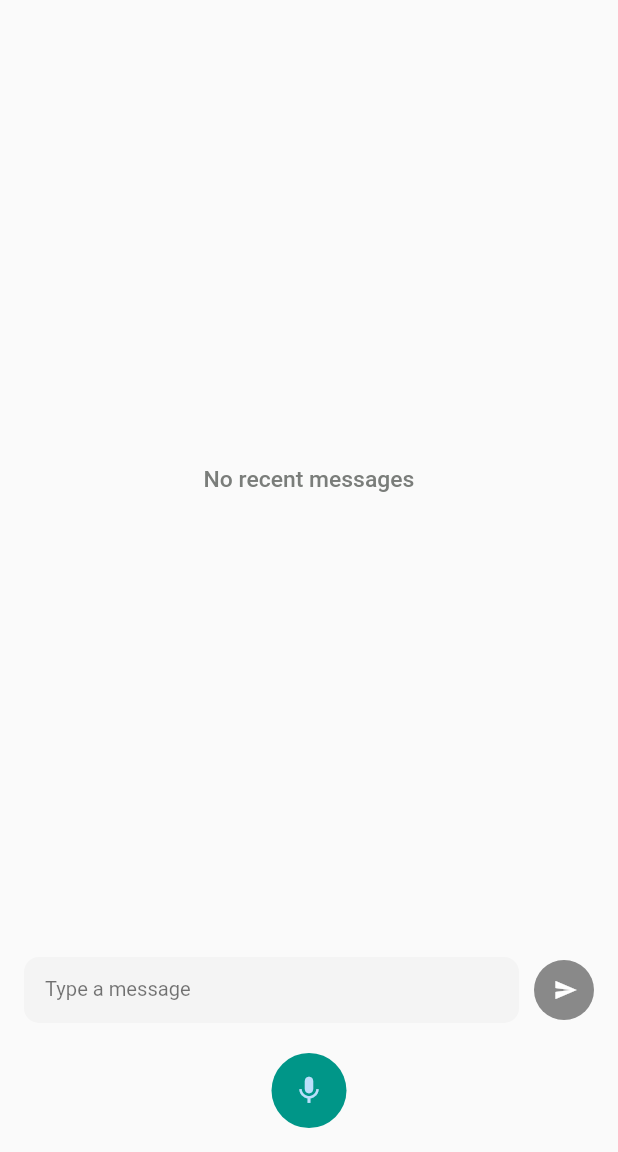
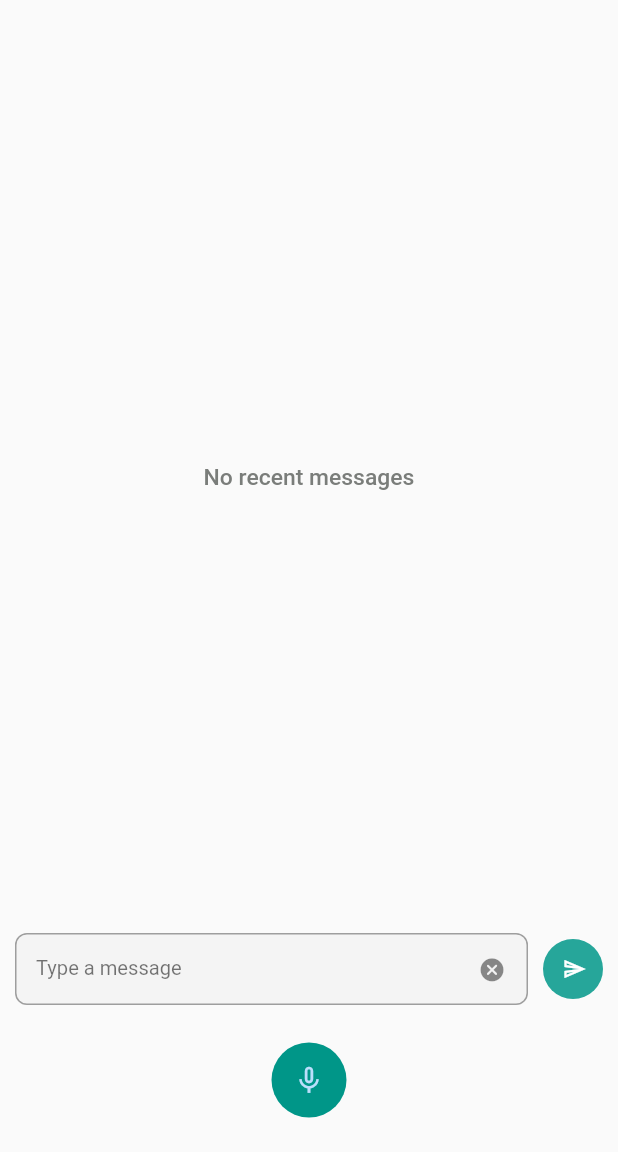
Before and after one commit to rishal-ahmed/gritstone-test, a Flutter app: the screen it shows after launch, on a phone screen of 412 x 824 dp, the part 84-1236 px from its top. Run offline on Flutter 3.47's test engine with Material 2 defaults, Android fonts, the light colour scheme and no system bars; drawn by our look-alikes of avatar_glow; our stand-ins replace flutter_riverpod, flutter_tts, freezed_annotation, hive, hive_flutter, responsive_sizer and 1 more; accounts and stored records are empty; generated files the repository leaves out were written again.

Commit message:
Home ~ UI & f(x) - Speech to Text -> Integrated!

```diff
--- a/lib/domain/provider/message/message_provider.dart
+++ b/lib/domain/provider/message/message_provider.dart
@@ -9,8 +9,18 @@ class MessageProvider {
 
   //* ==--==--==--==-- Get Messages --==--==--==--==
   static final messages =
-      StateNotifierProvider<MessageNotifier, MessageState>((ref) {
+      StateNotifierProvider.autoDispose<MessageNotifier, MessageState>((ref) {
     return MessageNotifier()..emit(const MessageEvent.messages());
+  });
+
+  //* ==--==--==--==-- Is Listening --==--==--==--==
+  static final isListening = StateProvider.autoDispose<bool>((ref) {
+    return false;
+  });
+
+  //* ==--==--==--==-- Recognized Value --==--==--==--==
+  static final recognizedValue = StateProvider.autoDispose<String>((ref) {
+    return '';
   });
 
   //* ==--==--==--==-- From Key --==--==--==--==
@@ -20,7 +30,7 @@ class MessageProvider {
 
   //? ==--==--==--==-- Form Controllers --==--==--==--==
   static final messageController =
-      Provider.autoDispose<TextEditingController>((ref) {
+      StateProvider<TextEditingController>((ref) {
     return TextEditingController();
   });
 }
--- a/lib/presentation/screens/home/screen_home.dart
+++ b/lib/presentation/screens/home/screen_home.dart
@@ -1,5 +1,7 @@
 import 'dart:developer';
 
+import 'package:avatar_glow/avatar_glow.dart';
+import 'package:flutter/cupertino.dart';
 import 'package:flutter/material.dart';
 import 'package:flutter_riverpod/flutter_riverpod.dart';
 import 'package:gritstone_test/application/message/message_event.dart';
@@ -9,6 +11,7 @@ import 'package:gritstone_test/core/constant/names.dart';
 import 'package:gritstone_test/core/constant/sizes.dart';
 import 'package:gritstone_test/domain/models/message/message_model.dart';
 import 'package:gritstone_test/domain/provider/message/message_provider.dart';
+import 'package:gritstone_test/domain/utils/accessibility/accessibility_utils.dart';
 import 'package:gritstone_test/domain/utils/converter/converter_utils.dart';
 import 'package:gritstone_test/domain/utils/text/text_utils.dart';
 import 'package:gritstone_test/domain/utils/validator/validator_utils.dart';
@@ -73,7 +76,17 @@ class ScreenHome extends ConsumerWidget {
       ),
       body: SafeArea(
         child: Padding(
-          padding: const EdgeInsets.all(16.0),
+          padding: const EdgeInsets.all(10.0),
+          child: Column(
+            children: [
+              Consumer(
+                builder: (context, ref, _) {
+                  //* ~~~~~~ Listening ~ State ~~~~~~
+                  final bool isListening =
+                      ref.watch(MessageProvider.isListening);
+
+                  if (!isListening) {
+                    return Expanded(
                       child: Column(
                         children: [
                           //* ==--==--==--==-- Messages --==--==--==--==
@@ -87,17 +100,23 @@ class ScreenHome extends ConsumerWidget {
                                 //? Loading..
                                 if (state.isLoading) {
                                   return const Center(
-                          child: CircularProgressIndicator.adaptive());
+                                      child:
+                                          CircularProgressIndicator.adaptive());
                                 }
 
                                 //? Empty
                                 if (state.messages.isEmpty) {
                                   return Center(
+                                    child: Padding(
+                                      padding: const EdgeInsets.only(top: 20),
                                       child: Text(
                                         'No recent messages',
                                         textAlign: TextAlign.center,
-                          style: TextUtils.theme(context).bodyLarge?.copyWith(
+                                        style: TextUtils.theme(context)
+                                            .bodyLarge
+                                            ?.copyWith(
                                               color: kColorLight3,
+                                            ),
                                       ),
                                     ),
                                   );
@@ -105,10 +124,12 @@ class ScreenHome extends ConsumerWidget {
 
                                 return ListView.separated(
                                   itemBuilder: (context, index) {
-                        final MessageModel message = state.messages[index];
+                                    final MessageModel message =
+                                        state.messages[index];
 
                                     //* ==--==-- Message Widget --==--==
-                        return MessageWidget(message: message, index: index);
+                                    return MessageWidget(
+                                        message: message, index: index);
                                   },
                                   separatorBuilder: (context, index) {
                                     return kHeight10;
@@ -119,22 +140,71 @@ class ScreenHome extends ConsumerWidget {
                             ),
                           ),
                           kHeight15,
+                        ],
+                      ),
+                    );
+                  } else {
+                    //* ==--==--==-- Voice Recognition ~ Text --==--==--==
+                    return Consumer(
+                      builder: (_, WidgetRef ref, __) {
+                        //* ~~~~~~ Recogninzed Value ~ State ~~~~~~
+                        final String value =
+                            ref.watch(MessageProvider.recognizedValue);
+                        return Expanded(
+                          child: Padding(
+                            padding: const EdgeInsets.only(top: 16),
+                            child: Text(
+                              value,
+                              textAlign: TextAlign.center,
+                              style: TextUtils.theme(context)
+                                  .headlineMedium
+                                  ?.copyWith(
+                                    color: kBlack,
+                                  ),
+                            ),
+                          ),
+                        );
+                      },
+                    );
+                  }
+                },
+              ),
 
               //* ==--==--==--==-- Type/Voice Fields --==--==--==--==
-              Column(
+              Consumer(
+                builder: (_, WidgetRef ref, __) {
+                  //* ~~~~~~ Listening ~ State ~~~~~~
+                  final bool isListening =
+                      ref.watch(MessageProvider.isListening);
+                  return Column(
                     children: [
                       Row(
                         children: [
                           //* ==--==--==-- Message ~ Field --==--==--==
+                          if (!isListening)
                             Expanded(
                               child: Consumer(
                                 builder: (_, WidgetRef ref, __) {
                                   return Form(
                                     key: ref.watch(MessageProvider.formKey),
                                     child: TextFeildWidget(
-                                controller: ref
-                                    .watch(MessageProvider.messageController),
+                                      controller: ref.watch(
+                                          MessageProvider.messageController),
                                       hintText: 'Type a message',
+                                      suffixIcon: InkWell(
+                                        onTap: () {
+                                          /// Clear message field
+                                          ref
+                                              .read(MessageProvider
+                                                  .messageController)
+                                              .clear();
+                                        },
+                                        splashColor: kTransparentColor,
+                                        child: const Icon(
+                                          CupertinoIcons.clear_circled_solid,
+                                          color: kBlack45,
+                                        ),
+                                      ),
                                       validator: (value) =>
                                           ValidatorUtils.nullValidator(value),
                                       errorStyle: false,
@@ -143,13 +213,15 @@ class ScreenHome extends ConsumerWidget {
                                 },
                               ),
                             ),
-                      kWidth10,
+                          if (!isListening) kWidth10,
                           //* ==--==--==-- Send ~ Button --==--==--==
+                          if (!isListening)
                             InkWell(
                               onTap: () {
                                 //* -- Form State --
-                          final FormState? formState =
-                              ref.read(MessageProvider.formKey).currentState;
+                                final FormState? formState = ref
+                                    .read(MessageProvider.formKey)
+                                    .currentState;
 
                                 if (formState!.validate()) {
                                   final String message = ref
@@ -157,26 +229,32 @@ class ScreenHome extends ConsumerWidget {
                                       .text;
                                   final DateTime dateTime = DateTime.now();
 
-                            final MessageModel messageModel = MessageModel(
+                                  final MessageModel messageModel =
+                                      MessageModel(
                                           message: message, dateTime: dateTime);
 
                                   log('Message: $message');
                                   log('Date Time: ${ConverterUtils().dateTimeFormatAmPm.format(dateTime)}');
 
                                   //! >><<>><< Add message ~ Event >><<>><<
-                            ref.read(MessageProvider.messages.notifier).emit(
-                                MessageEvent.addMessage(message: messageModel));
+                                  ref
+                                      .read(MessageProvider.messages.notifier)
+                                      .emit(MessageEvent.addMessage(
+                                          message: messageModel));
 
                                   /// Clear message after successfully send.
-                            ref.read(MessageProvider.messageController).clear();
+                                  ref
+                                      .read(MessageProvider.messageController)
+                                      .clear();
                                 }
                               },
                               child: const CircleAvatar(
                                 radius: 20,
-                          backgroundColor: kBlack45,
+                                backgroundColor: kTeal400,
                                 child: Padding(
                                   padding: EdgeInsets.only(left: 2.0),
-                            child: Icon(Icons.send, size: 16, color: kWhite),
+                                  child: Icon(Icons.send_outlined,
+                                      size: 16, color: kWhite),
                                 ),
                               ),
                             ),
@@ -184,15 +262,39 @@ class ScreenHome extends ConsumerWidget {
                       ),
                       kHeight20,
                       //* ==--==--==-- Voice ~ Button --==--==--==
-                  InkWell(
-                    onLongPress: () {},
-                    child: const CircleAvatar(
+                      Column(
+                        children: [
+                          AvatarGlow(
+                            animate: isListening,
+                            glowColor: kTeal,
+                            endRadius: isListening ? 70 : 30,
+                            child: InkWell(
+                              splashFactory: NoSplash.splashFactory,
+                              splashColor: kTransparentColor,
+                              highlightColor: kTransparentColor,
+                              onTap: () async {
+                                if (isListening) {
+                                  await AccessibilityUtils().stopListening(ref);
+                                } else {
+                                  await AccessibilityUtils().listen(ref);
+                                }
+                              },
+                              child: CircleAvatar(
                                 radius: 25,
                                 backgroundColor: kTeal,
-                      child: Icon(Icons.mic, size: 22),
+                                child: Icon(
+                                  isListening ? Icons.mic : Icons.mic_none,
+                                  size: 22,
+                                ),
+                              ),
                             ),
                           ),
                         ],
+                      ),
+                      kHeight8,
+                    ],
+                  );
+                },
               )
             ],
           ),
--- a/lib/presentation/widgets/text_fields/text_field_widget.dart
+++ b/lib/presentation/widgets/text_fields/text_field_widget.dart
@@ -24,8 +24,8 @@ class TextFeildWidget extends StatelessWidget {
     this.hideCounterText = false,
     this.controller,
     this.inputBorder = const OutlineInputBorder(
-      borderRadius: BorderRadius.all(Radius.circular(10)),
-      borderSide: BorderSide(color: kTransparentColor),
+      borderRadius: BorderRadius.all(Radius.circular(8)),
+      borderSide: BorderSide(color: kGrey),
     ),
     this.borderColor,
     this.prefixIcon,
```
Also changed, not shown: lib/domain/utils/accessibility/accessibility_utils.dart (added, +82 -0 lines), lib/domain/utils/tts/tts_utils.dart (deleted, +0 -30 lines), lib/presentation/screens/home/widgets/message_widget.dart (+4 -4 lines), pubspec.yaml (+9 -0 lines), lib/application/message/message_event.freezed.dart (deleted), lib/application/message/message_state.freezed.dart (deleted), lib/domain/models/message/message_model.g.dart (deleted), pubspec.lock, 31 other files. Lines whose indentation alone changed are shown as unchanged.
